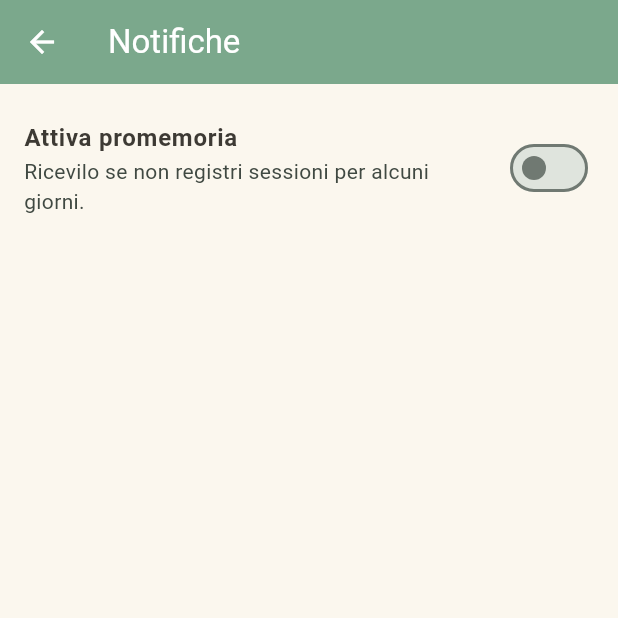
After one commit to flandini52/picky-eater, a Flutter app: the NotificationSettingsScreen screen opened directly, on a phone screen of 412 x 824 dp, the top half of it. The commit adds this screen. Run offline on Flutter 3.47's test engine with Material 3 defaults, Android fonts, the phone set to English and light mode, and no system bars; our stand-ins replace drift, drift_flutter, fl_chart, flutter_local_notifications, flutter_riverpod, open_file and 6 more; accounts and stored records are empty; generated files the repository leaves out were written again.

Commit message:
notification

```diff
--- a/lib/main.dart
+++ b/lib/main.dart
@@ -4,10 +4,15 @@ import 'core/app_theme.dart';
 import 'database/app_database.dart';
 import 'providers/database_provider.dart';
 import 'screens/home_screen.dart';
+import 'services/notification_service.dart';
 
 void main() async {
   WidgetsFlutterBinding.ensureInitialized();
   final database = AppDatabase();
+
+  // Mostra popup permessi al primo avvio — il sistema operativo gestisce il dialog
+  await NotificationService().initialize();
+
   runApp(
     ProviderScope(
       overrides: [databaseProvider.overrideWithValue(database)],
--- a/lib/models/person_entity.dart
+++ b/lib/models/person_entity.dart
@@ -4,6 +4,7 @@ class PersonEntity {
   final String name;
   final DateTime? birthDate;
   final int avatarColor;
+  final DateTime? createdAt;
 
   const PersonEntity({
     required this.id,
@@ -11,6 +12,7 @@ class PersonEntity {
     required this.name,
     this.birthDate,
     this.avatarColor = 0xFFFF9800,
+    this.createdAt,
   });
 
   PersonEntity copyWith({
@@ -19,6 +21,7 @@ class PersonEntity {
     String? name,
     DateTime? birthDate,
     int? avatarColor,
+    DateTime? createdAt,
   }) {
     return PersonEntity(
       id: id ?? this.id,
@@ -26,6 +29,7 @@ class PersonEntity {
       name: name ?? this.name,
       birthDate: birthDate ?? this.birthDate,
       avatarColor: avatarColor ?? this.avatarColor,
+      createdAt: createdAt ?? this.createdAt,
     );
   }
 }
--- a/lib/repositories/session_repository.dart
+++ b/lib/repositories/session_repository.dart
@@ -38,6 +38,9 @@ class SessionRepository {
     return sessions.map(_toEntity).toList();
   }
 
+  Future<DateTime?> getLastCompletedSessionDate(String personId) =>
+      _db.getLastCompletedSessionDate(personId);
+
   Future<int> getSessionsThisWeek(String personId) =>
       _db.getSessionsThisWeek(personId);
 
--- a/lib/screens/calendar_screen.dart
+++ b/lib/screens/calendar_screen.dart
@@ -134,6 +134,7 @@ class CalendarScreen extends ConsumerWidget {
       isScrollControlled: true,
       builder: (_) => CompleteSessionSheet(
         personId: person.id,
+        personName: person.name,
         session: session,
         food: food,
         onCompleted: (badges) async {
--- /dev/null
+++ b/lib/screens/notification_settings_screen.dart
@@ -0,0 +1,181 @@
+import 'package:flutter/material.dart';
+import 'package:flutter_riverpod/flutter_riverpod.dart';
+
+import '../core/app_theme.dart';
+import '../providers/notification_provider.dart';
+
+class NotificationSettingsScreen extends ConsumerWidget {
+  const NotificationSettingsScreen({super.key});
+
+  static const _minThresholdDays = 1;
+  static const _maxThresholdDays = 30;
+
+  @override
+  Widget build(BuildContext context, WidgetRef ref) {
+    final notificationAsync = ref.watch(notificationProvider);
+
+    return Scaffold(
+      appBar: AppBar(title: const Text('Notifiche')),
+      body: notificationAsync.when(
+        loading: () => const Center(child: CircularProgressIndicator()),
+        error: (e, _) => Center(child: Text('Errore: $e')),
+        data: (state) => ListView(
+          padding: const EdgeInsets.all(16),
+          children: [
+            SwitchListTile(
+              contentPadding: EdgeInsets.zero,
+              value: state.isEnabled,
+              activeThumbColor: AppColors.salvia,
+              title: const Text(
+                'Attiva promemoria',
+                style: TextStyle(fontWeight: FontWeight.bold),
+              ),
+              subtitle: const Text(
+                'Ricevilo se non registri sessioni per alcuni giorni.',
+              ),
+              onChanged: (value) => _onToggle(ref, value),
+            ),
+            if (state.isEnabled) ...[
+              const SizedBox(height: 8),
+              Row(
+                mainAxisAlignment: MainAxisAlignment.spaceBetween,
+                children: [
+                  const Text('Ricordami dopo:'),
+                  Row(
+                    children: [
+                      IconButton(
+                        icon: const Icon(Icons.remove_circle_outline),
+                        color: AppColors.salvia,
+                        onPressed: state.thresholdDays > _minThresholdDays
+                            ? () => ref
+                                  .read(notificationProvider.notifier)
+                                  .setThresholdDays(state.thresholdDays - 1)
+                            : null,
+                      ),
+                      Text(
+                        '${state.thresholdDays} giorni',
+                        style: const TextStyle(fontWeight: FontWeight.bold),
+                      ),
+                      IconButton(
+                        icon: const Icon(Icons.add_circle_outline),
+                        color: AppColors.salvia,
+                        onPressed: state.thresholdDays < _maxThresholdDays
+                            ? () => ref
+                                  .read(notificationProvider.notifier)
+                                  .setThresholdDays(state.thresholdDays + 1)
+                            : null,
+                      ),
+                    ],
+                  ),
+                ],
+              ),
+              const SizedBox(height: 24),
+              const Divider(),
+              const SizedBox(height: 16),
+              const Text(
+                'STATO PROMEMORIA',
+                style: TextStyle(
+                  fontWeight: FontWeight.bold,
+                  color: AppColors.textSecondary,
+                  fontSize: 12,
+                ),
+              ),
+              const SizedBox(height: 12),
+              if (state.personStatuses.isEmpty)
+                const Text('Nessuna persona ancora.')
+              else
+                ...state.personStatuses.map(
+                  (status) => _PersonStatusTile(status: status),
+                ),
+            ],
+            if (!state.permissionGranted) ...[
+              const SizedBox(height: 24),
+              Container(
+                padding: const EdgeInsets.all(12),
+                decoration: BoxDecoration(
+                  color: AppColors.pesca.withValues(alpha: 0.15),
+                  borderRadius: BorderRadius.circular(8),
+                  border: Border.all(color: AppColors.pesca),
+                ),
+                child: Column(
+                  crossAxisAlignment: CrossAxisAlignment.start,
+                  children: [
+                    const Row(
+                      children: [
+                        Icon(Icons.warning_amber_rounded, color: Colors.amber),
+                        SizedBox(width: 8),
+                        Expanded(child: Text('Se non vedi le notifiche')),
+                      ],
+                    ),
+                    const SizedBox(height: 8),
+                    OutlinedButton(
+                      onPressed: () => ref
+                          .read(notificationServiceProvider)
+                          .openSystemSettings(),
+                      child: const Text('Apri impostazioni telefono'),
+                    ),
+                  ],
+                ),
+              ),
+            ],
+          ],
+        ),
+      ),
+    );
+  }
+
+  Future<void> _onToggle(WidgetRef ref, bool value) async {
+    final notifier = ref.read(notificationProvider.notifier);
+    if (value) {
+      await notifier.requestPermissionAndEnable();
+    } else {
+      await notifier.setEnabled(false);
+    }
+  }
+}
+
+class _PersonStatusTile extends StatelessWidget {
+  final PersonNotificationStatus status;
+
+  const _PersonStatusTile({required this.status});
+
+  String get _lastSessionLabel {
+    if (status.lastSessionDate == null) return 'Nessuna sessione registrata';
+    final days = status.daysSinceLastSession;
+    if (days <= 0) return 'Ultima sessione: oggi';
+    if (days == 1) return 'Ultima sessione: ieri';
+    return 'Ultima sessione: $days giorni fa';
+  }
+
+  String get _nextNotificationLabel {
+    if (status.nextNotificationDate == null) return '';
+    final days = status.daysUntilNotification;
+    if (days <= 0) return 'Prossimo promemoria: oggi';
+    return 'Prossimo promemoria: tra $days giorni';
+  }
+
+  @override
+  Widget build(BuildContext context) {
+    return Padding(
+      padding: const EdgeInsets.only(bottom: 12),
+      child: Column(
+        crossAxisAlignment: CrossAxisAlignment.start,
+        children: [
+          Text(
+            status.personName,
+            style: const TextStyle(fontWeight: FontWeight.bold),
+          ),
+          Text(
+            _lastSessionLabel,
+            style: const TextStyle(color: AppColors.textSecondary),
+          ),
+          if (status.nextNotificationDate != null)
+            Text(
+              _nextNotificationLabel,
+              style: const TextStyle(color: AppColors.textSecondary),
+            ),
+        ],
+      ),
+    );
+  }
+}
--- a/lib/sheets/complete_session_sheet.dart
+++ b/lib/sheets/complete_session_sheet.dart
@@ -11,6 +11,7 @@ import '../widgets/outcome_badge.dart';
 
 class CompleteSessionSheet extends ConsumerStatefulWidget {
   final String personId;
+  final String personName;
   final SessionEntity session;
   final FoodEntity food;
   final Future<void> Function(List<BadgeType>) onCompleted;
@@ -18,6 +19,7 @@ class CompleteSessionSheet extends ConsumerStatefulWidget {
   const CompleteSessionSheet({
     super.key,
     required this.personId,
+    required this.personName,
     required this.session,
     required this.food,
     required this.onCompleted,
@@ -177,6 +179,7 @@ class _CompleteSessionSheetState extends ConsumerState<CompleteSessionSheet> {
                       .read(calendarProvider(widget.personId).notifier)
                       .completeSession(
                         personId: widget.personId,
+                        personName: widget.personName,
                         sessionId: widget.session.id,
                         foodId: widget.food.id,
                         currentFoodLevel: widget.food.currentLevel,
--- a/pubspec.yaml
+++ b/pubspec.yaml
@@ -45,6 +45,10 @@ dependencies:
   share_plus: ^13.2.0
   path_provider: ^2.1.6
   open_file: ^4.0.0
+  flutter_local_notifications: ^22.0.1
+  shared_preferences: ^2.5.5
+  permission_handler: ^12.0.3
+  timezone: ^0.11.1
 
 dev_dependencies:
   flutter_test:
```
Also changed, not shown: lib/database/app_database.dart (+18 -1 lines), lib/providers/calendar_provider.dart (+27 -0 lines), lib/providers/notification_provider.dart (added, +223 -0 lines), lib/repositories/notification_settings_repository.dart (added, +27 -0 lines), lib/repositories/person_repository.dart (+9 -1 lines), lib/screens/food_list_screen.dart (+34 -1 lines), lib/screens/home_screen.dart (+21 -7 lines), lib/services/notification_service.dart (added, +163 -0 lines), lib/database/app_database.g.dart, pubspec.lock, 9 other files.
